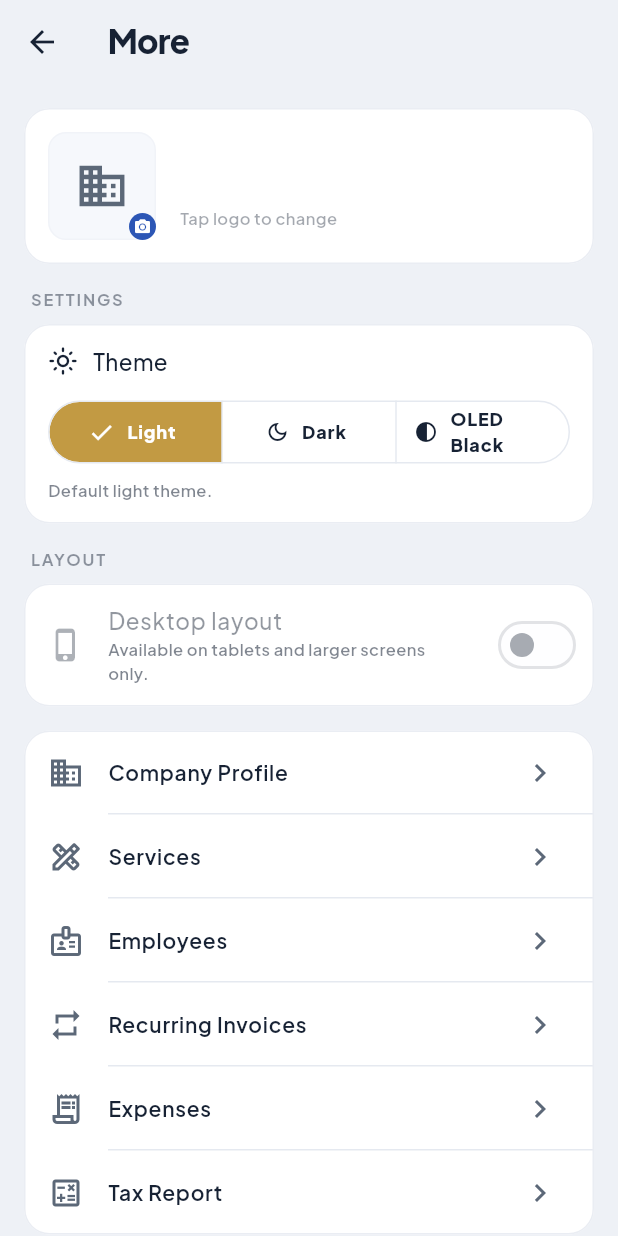
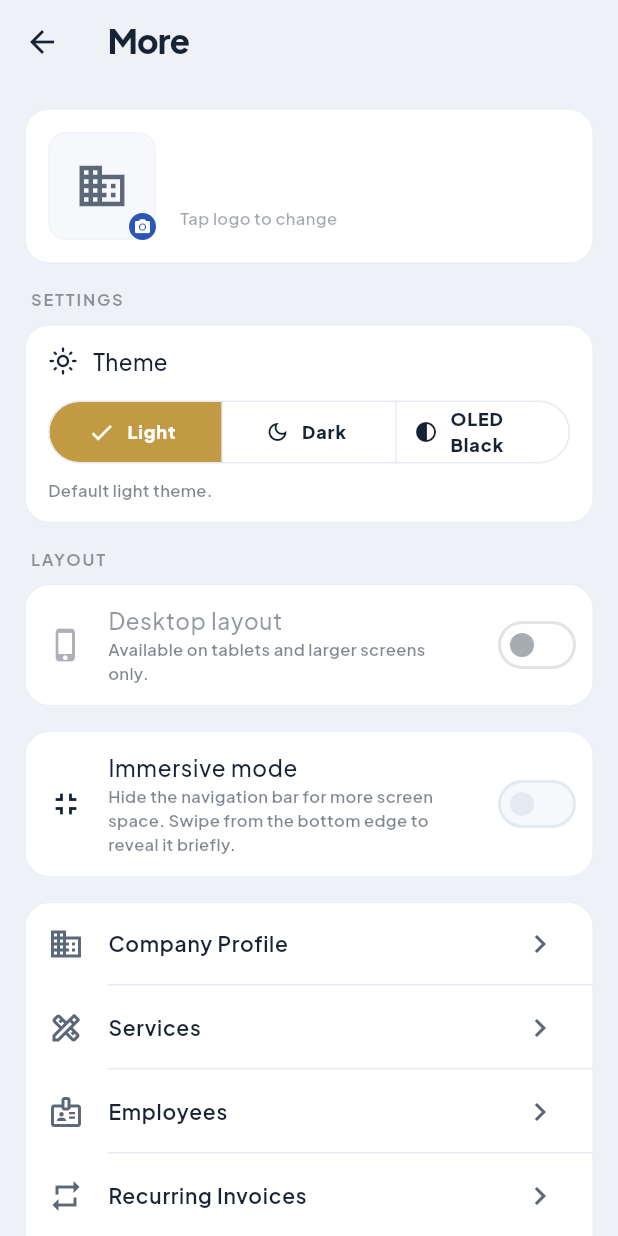
Before and after one commit to UziKhan847/new_invoice_generator, a Flutter app: the MoreScreen screen opened directly, on a phone screen of 412 x 824 dp. Run offline on Flutter 3.47's test engine with Material 3 defaults, Android fonts, the phone set to English and light mode, and no system bars; our stand-ins replace file_picker, flutter_local_notifications, flutter_riverpod, image_picker, pdf, permission_handler and 4 more; missing offline and left inert: custom_image_crop, excel, workmanager; accounts and stored records are empty; network calls fail; statements that could not run were skipped; project files that could hold a hidden picture were left out.

```diff
--- a/lib/screens/company_profile.dart
+++ b/lib/screens/company_profile.dart
@@ -71,6 +71,7 @@ class _CompanyProfileScreenState extends ConsumerState<CompanyProfileScreen> {
 
           return Form(
             key: _formKey,
+            autovalidateMode: AutovalidateMode.onUserInteraction,
             child: ListView(
               padding: EdgeInsets.fromLTRB(16, 16, 16, bottom + 24),
               children: [
--- a/lib/screens/invoice/create/widgets/email_invoice_dialog.dart
+++ b/lib/screens/invoice/create/widgets/email_invoice_dialog.dart
@@ -2,8 +2,8 @@ import 'package:flutter/material.dart';
 import 'package:new_invoice_generator/models/invoice/invoice.dart';
 import 'package:new_invoice_generator/services/email.dart';
 
-/// Shows the "Email Invoice" dialog. Auto-fills the customer email if present,
-/// explains the two-step share-sheet flow, and triggers EmailService on send.
+/// Shows the "Email Invoice" dialog. Auto-fills the customer email if present
+/// and triggers EmailService on send.
 Future<void> showEmailInvoiceDialog({
   required BuildContext context,
   required Invoice invoice,
@@ -66,9 +66,7 @@ Future<void> showEmailInvoiceDialog({
                 ),
                 SizedBox(height: 6),
                 Text(
-                  '1. Your mail app opens with the recipient pre-filled.\n'
-                  '2. A share sheet opens — pick your mail app again to attach the PDF.\n'
-                  '3. Hit send.',
+                  'The invoice PDF will be emailed directly to this address.',
                   style: TextStyle(fontSize: 11, color: Colors.blue),
                 ),
               ],
--- a/lib/screens/invoice/widgets/email_dialog.dart
+++ b/lib/screens/invoice/widgets/email_dialog.dart
@@ -3,8 +3,8 @@ import 'package:new_invoice_generator/models/customer.dart';
 import 'package:new_invoice_generator/models/invoice/invoice.dart';
 import 'package:new_invoice_generator/services/email.dart';
 
-/// Shows the "Email Invoice" dialog. Auto-fills the customer email if present,
-/// explains the two-step share-sheet flow, and triggers EmailService on send.
+/// Shows the "Email Invoice" dialog. Auto-fills the customer email if present
+/// and triggers EmailService on send.
 Future<void> showEmailInvoiceDialog({
   required BuildContext context,
   required Invoice invoice,
@@ -69,9 +69,7 @@ Future<void> showEmailInvoiceDialog({
                 ),
                 SizedBox(height: 6),
                 Text(
-                  '1. Your mail app opens with the recipient pre-filled.\n'
-                  '2. A share sheet opens — pick your mail app again to attach the PDF.\n'
-                  '3. Hit send.',
+                  'The invoice PDF will be emailed directly to this address.',
                   style: TextStyle(fontSize: 11, color: Colors.blue),
                 ),
               ],
--- a/lib/screens/more/more.dart
+++ b/lib/screens/more/more.dart
@@ -1,6 +1,8 @@
+import 'dart:io' show Platform;
 import 'package:flutter/material.dart';
 import 'package:flutter_riverpod/flutter_riverpod.dart';
 import 'package:new_invoice_generator/main.dart';
+import 'package:new_invoice_generator/providers/immersive_mode.dart';
 import 'package:new_invoice_generator/providers/layout_mode.dart';
 import 'package:new_invoice_generator/providers/theme.dart';
 import 'package:new_invoice_generator/screens/company_profile.dart';
@@ -163,6 +165,50 @@ class MoreScreen extends ConsumerWidget {
             ),
           ),
           const SizedBox(height: 16),
+
+          if (Platform.isAndroid) ...[
+            Card(
+              child: Padding(
+                padding: const EdgeInsets.fromLTRB(16, 6, 8, 6),
+                child: Builder(
+                  builder: (context) {
+                    final immersive = ref.watch(immersiveModeProvider);
+                    return SwitchListTile(
+                      contentPadding: EdgeInsets.zero,
+                      value: immersive,
+                      onChanged: (v) =>
+                          ref.read(immersiveModeProvider.notifier).set(v),
+                      secondary: Icon(
+                        immersive
+                            ? Icons.fullscreen
+                            : Icons.fullscreen_exit_outlined,
+                        color: Theme.of(context).colorScheme.onSurface,
+                      ),
+                      title: const Text(
+                        'Immersive mode',
+                        style: TextStyle(
+                          fontSize: 15,
+                          fontWeight: FontWeight.w500,
+                        ),
+                      ),
+                      subtitle: Text(
+                        'Hide the navigation bar for more screen space. '
+                        'Swipe from the bottom edge to reveal it briefly.',
+                        style: TextStyle(
+                          fontSize: 11,
+                          color: Theme.of(
+                            context,
+                          ).colorScheme.onSurface.withAlpha(140),
+                        ),
+                      ),
+                    );
+                  },
+                ),
+              ),
+            ),
+            const SizedBox(height: 16),
+          ],
+
           Card(
             child: Column(
               children: [
--- a/lib/widgets/add_customer_dialog.dart
+++ b/lib/widgets/add_customer_dialog.dart
@@ -102,6 +102,7 @@ class _AddCustomerSheetState extends ConsumerState<AddCustomerSheet> {
       padding: EdgeInsets.fromLTRB(20, 20, 20, bottom + 20),
       child: Form(
         key: _formKey,
+        autovalidateMode: AutovalidateMode.onUserInteraction,
         child: SingleChildScrollView(
           child: Column(
             mainAxisSize: MainAxisSize.min,
--- a/pubspec.yaml
+++ b/pubspec.yaml
@@ -3,7 +3,7 @@ description: "A new Flutter project."
 
 publish_to: 'none'
 
-version: 3.0.6+22
+version: 3.0.7+23
 
 environment:
   sdk: ^3.10.0
@@ -26,13 +26,12 @@ dependencies:
   open_filex: ^4.7.0
   custom_image_crop: ^0.1.1
   http: ^1.2.0
-  flutter_email_sender: ^10.0.0
   permission_handler: ^13.0.0
   image_cropper: ^12.1.1
   flutter_launcher_icons: ^0.14.4
   flutter_local_notifications: ^22.0.1
   file_picker: ^12.0.0-beta.5
-  workmanager: ^0.9.0+3
+  workmanager: ^0.10.6
   timezone: ^0.11.0
 
 
```
Also changed, not shown: lib/main.dart (+18 -0 lines), lib/providers/immersive_mode.dart (added, +55 -0 lines), lib/services/email.dart (+24 -82 lines), pubspec.lock, supabase/.temp/linked-project.json (added), 10 other files.
